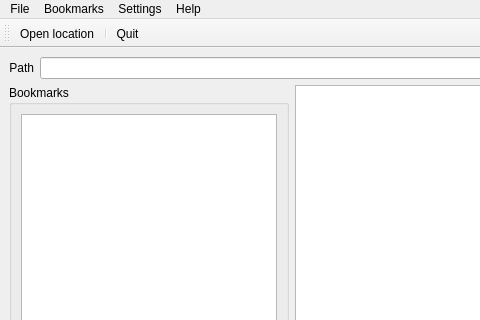
Above: src/gedagui/resources/mainWindow.ui from cbig/gedagui before the change; both pictures show x 0 to 480 and y 0 to 320 of the 800 by 600 pixel window. Below: the same form after it.
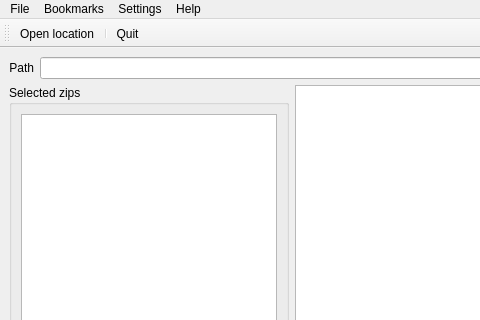
That is the form after the change. Icons and pictures are not drawn.

Commit message: Add items to selected listwidget only once

```diff
--- a/src/gedagui/resources/mainWindow.ui
+++ b/src/gedagui/resources/mainWindow.ui
@@ -49,7 +49,7 @@
          </size>
         </property>
         <property name="title">
-         <string>Bookmarks</string>
+         <string>Selected zips</string>
         </property>
         <layout class="QVBoxLayout" name="verticalLayout_3">
          <item>
```
Left out of the diff: 24 changed lines with no effect on the pictures. The commit also changes 2 other files.
